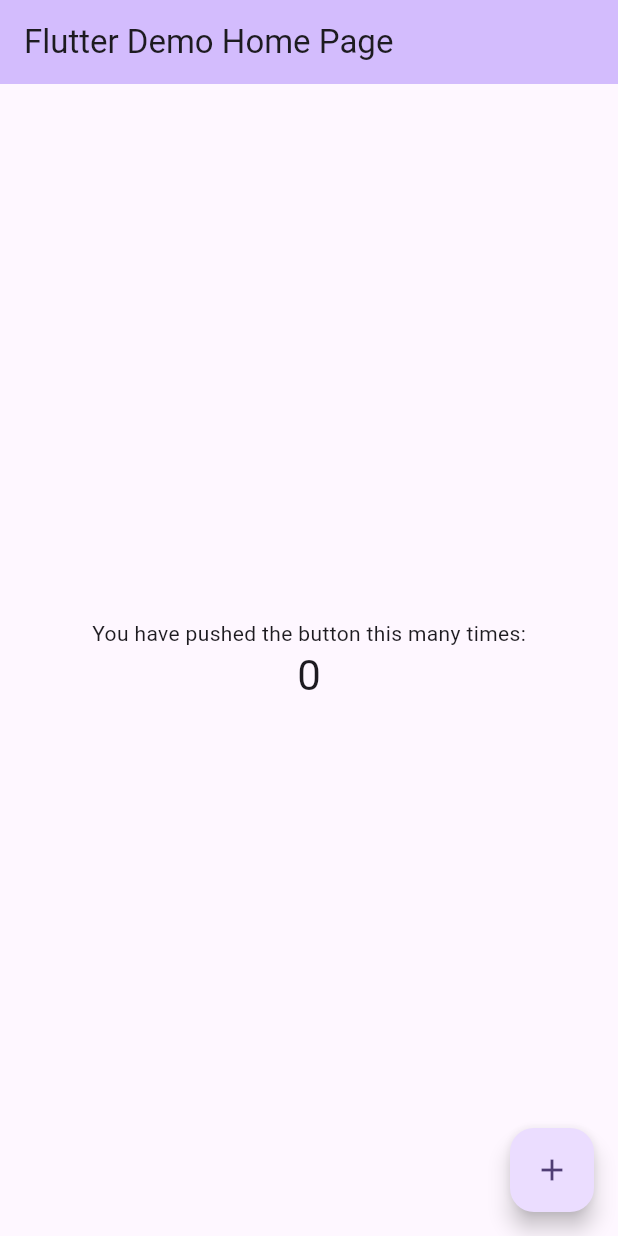
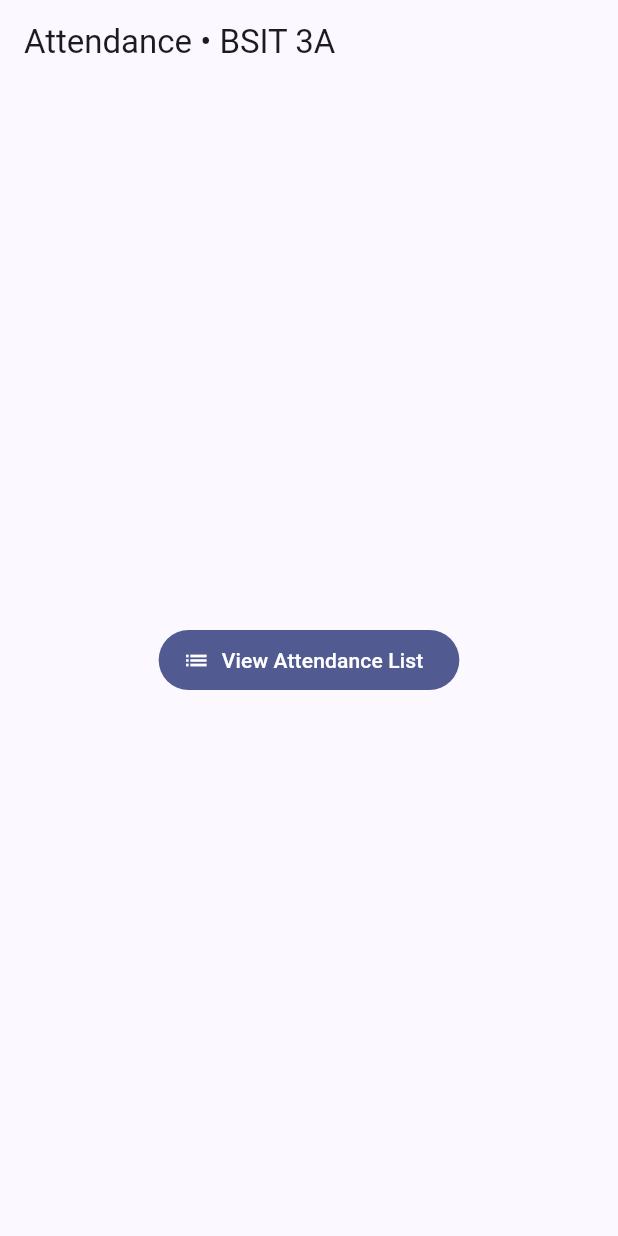
Before and after one commit to MilkOverdose/CSIT284-Capstone-Mendoza, a Flutter app: the screen it shows after launch, on a phone screen of 412 x 824 dp. Run offline on Flutter 3.47's test engine with Material 3 defaults, Android fonts, the phone set to English and light mode, and no system bars.

Commit message:
Added navigation between and attendance list

```diff
--- a/capstone_mendoza/lib/main.dart
+++ b/capstone_mendoza/lib/main.dart
@@ -1,122 +1,17 @@
 import 'package:flutter/material.dart';
+import 'screens/home_screen.dart';
 
-void main() {
-  runApp(const MyApp());
-}
+void main() => runApp(const AttendanceApp());
 
-class MyApp extends StatelessWidget {
-  const MyApp({super.key});
+class AttendanceApp extends StatelessWidget {
+  const AttendanceApp({super.key});
 
-  // This widget is the root of your application.
   @override
   Widget build(BuildContext context) {
     return MaterialApp(
-      title: 'Flutter Demo',
-      theme: ThemeData(
-        // This is the theme of your application.
-        //
-        // TRY THIS: Try running your application with "flutter run". You'll see
-        // the application has a purple toolbar. Then, without quitting the app,
-        // try changing the seedColor in the colorScheme below to Colors.green
-        // and then invoke "hot reload" (save your changes or press the "hot
-        // reload" button in a Flutter-supported IDE, or press "r" if you used
-        // the command line to start the app).
-        //
-        // Notice that the counter didn't reset back to zero; the application
-        // state is not lost during the reload. To reset the state, use hot
-        // restart instead.
-        //
-        // This works for code too, not just values: Most code changes can be
-        // tested with just a hot reload.
-        colorScheme: .fromSeed(seedColor: Colors.deepPurple),
-      ),
-      home: const MyHomePage(title: 'Flutter Demo Home Page'),
+      title: 'Attendance Checker',
+      theme: ThemeData(useMaterial3: true, colorSchemeSeed: Colors.indigo),
+      home: const HomeScreen(),
     );
   }
 }
-
-class MyHomePage extends StatefulWidget {
-  const MyHomePage({super.key, required this.title});
-
-  // This widget is the home page of your application. It is stateful, meaning
-  // that it has a State object (defined below) that contains fields that affect
-  // how it looks.
-
-  // This class is the configuration for the state. It holds the values (in this
-  // case the title) provided by the parent (in this case the App widget) and
-  // used by the build method of the State. Fields in a Widget subclass are
-  // always marked "final".
-
-  final String title;
-
-  @override
-  State<MyHomePage> createState() => _MyHomePageState();
-}
-
-class _MyHomePageState extends State<MyHomePage> {
-  int _counter = 0;
-
-  void _incrementCounter() {
-    setState(() {
-      // This call to setState tells the Flutter framework that something has
-      // changed in this State, which causes it to rerun the build method below
-      // so that the display can reflect the updated values. If we changed
-      // _counter without calling setState(), then the build method would not be
-      // called again, and so nothing would appear to happen.
-      _counter++;
-    });
-  }
-
-  @override
-  Widget build(BuildContext context) {
-    // This method is rerun every time setState is called, for instance as done
-    // by the _incrementCounter method above.
-    //
-    // The Flutter framework has been optimized to make rerunning build methods
-    // fast, so that you can just rebuild anything that needs updating rather
-    // than having to individually change instances of widgets.
-    return Scaffold(
-      appBar: AppBar(
-        // TRY THIS: Try changing the color here to a specific color (to
-        // Colors.amber, perhaps?) and trigger a hot reload to see the AppBar
-        // change color while the other colors stay the same.
-        backgroundColor: Theme.of(context).colorScheme.inversePrimary,
-        // Here we take the value from the MyHomePage object that was created by
-        // the App.build method, and use it to set our appbar title.
-        title: Text(widget.title),
-      ),
-      body: Center(
-        // Center is a layout widget. It takes a single child and positions it
-        // in the middle of the parent.
-        child: Column(
-          // Column is also a layout widget. It takes a list of children and
-          // arranges them vertically. By default, it sizes itself to fit its
-          // children horizontally, and tries to be as tall as its parent.
-          //
-          // Column has various properties to control how it sizes itself and
-          // how it positions its children. Here we use mainAxisAlignment to
-          // center the children vertically; the main axis here is the vertical
-          // axis because Columns are vertical (the cross axis would be
-          // horizontal).
-          //
-          // TRY THIS: Invoke "debug painting" (choose the "Toggle Debug Paint"
-          // action in the IDE, or press "p" in the console), to see the
-          // wireframe for each widget.
-          mainAxisAlignment: .center,
-          children: [
-            const Text('You have pushed the button this many times:'),
-            Text(
-              '$_counter',
-              style: Theme.of(context).textTheme.headlineMedium,
-            ),
-          ],
-        ),
-      ),
-      floatingActionButton: FloatingActionButton(
-        onPressed: _incrementCounter,
-        tooltip: 'Increment',
-        child: const Icon(Icons.add),
-      ),
-    );
-  }
-}
--- /dev/null
+++ b/capstone_mendoza/lib/models/dummy_data.dart
@@ -0,0 +1,21 @@
+import 'package:capstone_mendoza/models/student.dart';
+
+final List<Student> dummyStudents = [
+
+Student('2024-001', 'Ana Reyes'),
+Student('2024-002', 'Ben Cruz'),
+Student('2024-003', 'Carla Santos'),
+Student('2024-004', 'Dino Garcia'),
+Student('2024-005', 'Ella Flores'),
+Student('2024-006', 'Facuado Lim'),
+Student('2024-007', 'Gina Tan'),
+Student('2024-008', 'Hugo Ramos'),
+Student('2024-009', 'Iris Dela Cruz'),
+Student('2024-0010', 'Jay Villanueva'),
+Student('2024-0011', 'Kyla Mendoza'),
+Student('2024-0012', 'Luis Navarro'),
+Student('2024-0013', 'Mika Aquino'),
+Student('2024-0014', 'Nico Bautista'),
+Student('2024-0015', 'Olive Castillo'),
+
+];
--- a/capstone_mendoza/lib/models/student.dart
+++ b/capstone_mendoza/lib/models/student.dart
@@ -0,0 +1,7 @@
+class Student {
+  final String id;
+  final String name;
+  bool present;
+
+  Student(this.id, this.name, {this.present = false});
+}
--- /dev/null
+++ b/capstone_mendoza/lib/screens/home_screen.dart
@@ -0,0 +1,26 @@
+import 'package:flutter/material.dart';
+import 'package:capstone_mendoza/services/app_state.dart';
+import 'attendance_list_screen.dart';
+
+class HomeScreen extends StatelessWidget {
+  const HomeScreen({super.key});
+
+  @override
+  Widget build(BuildContext context) {
+    return Scaffold(
+      appBar: AppBar(title: Text('Attendance • ${AppState.I.className}')),
+      body: Center(
+        child: FilledButton.icon(
+          icon: const Icon(Icons.list),
+          label: const Text('View Attendance List'),
+          onPressed: () {
+            Navigator.push(
+              context,
+              MaterialPageRoute(builder: (_) => const AttendanceListScreen()),
+            );
+          },
+        ),
+      ),
+    );
+  }
+}
--- a/capstone_mendoza/lib/services/app_state.dart
+++ b/capstone_mendoza/lib/services/app_state.dart
@@ -0,0 +1,39 @@
+import 'package:flutter/material.dart';
+import 'package:capstone_mendoza/models/student.dart';
+import 'package:capstone_mendoza/models/dummy_data.dart';
+
+class AppState extends ChangeNotifier {
+  static final AppState I = AppState._();
+  AppState._();
+
+  final String className = 'BSIT 3A';
+  String? sessionId;
+  String currentStudentId = '';
+
+  final List<Student> students = dummyStudents;
+  void startSession() {
+    for (final s in students) {
+      s.present = false;
+    }
+    final d = DateTime.now();
+    sessionId =
+        'SESSION-${d.year}-${d.month.toString().padLeft(2, '0')}-${d.day.toString().padLeft(2, '0')}-${d.millisecondsSinceEpoch % 100000}';
+    notifyListeners();
+  }
+
+  String markPresent(String scannedCode) {
+    if (sessionId == null || scannedCode != sessionId) {
+      return 'Invalid or expired QR code';
+    }
+    final match = students.where((s) => s.id == currentStudentId);
+    if (match.isEmpty) return 'Student ID "$currentStudentId" not in class';
+    match.first.present = true;
+    notifyListeners();
+    return 'Marked present ✓';
+  }
+
+  void toggle(Student s) {
+    s.present = !s.present;
+    notifyListeners();
+  }
+}
```
Also changed, not shown: capstone_mendoza/lib/screens/attendance_list_screen.dart (+53 -0 lines), capstone_mendoza/lib/screens/student_tile.dart (deleted), capstone_mendoza/lib/widgets/student_tile.dart (added).
